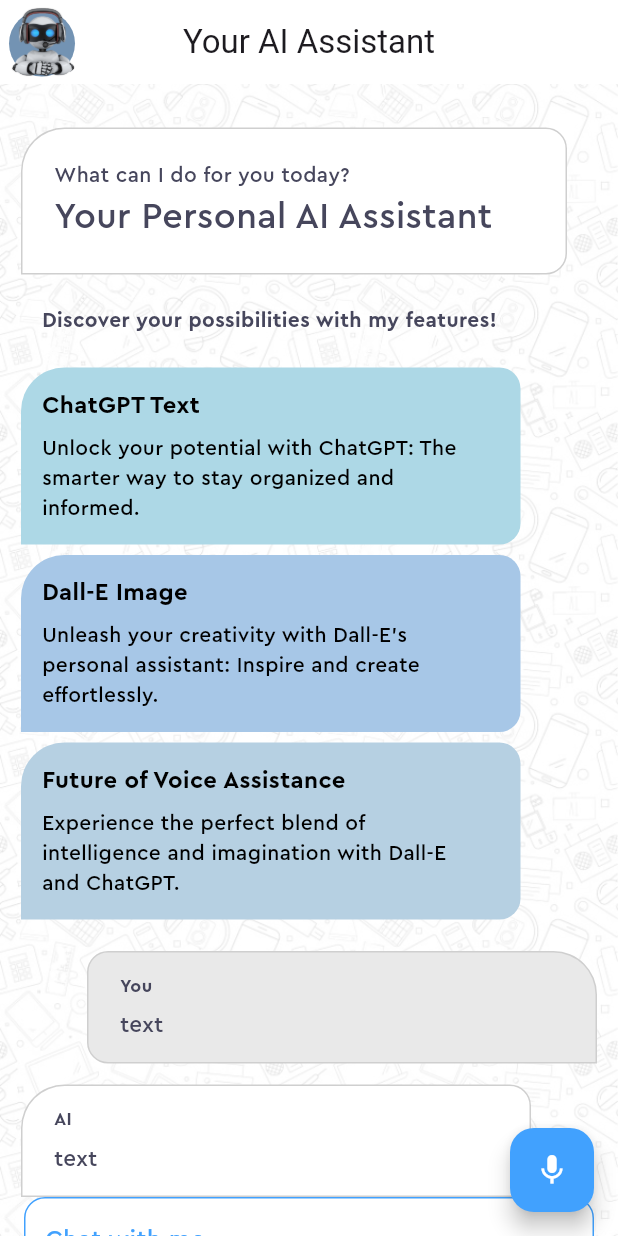
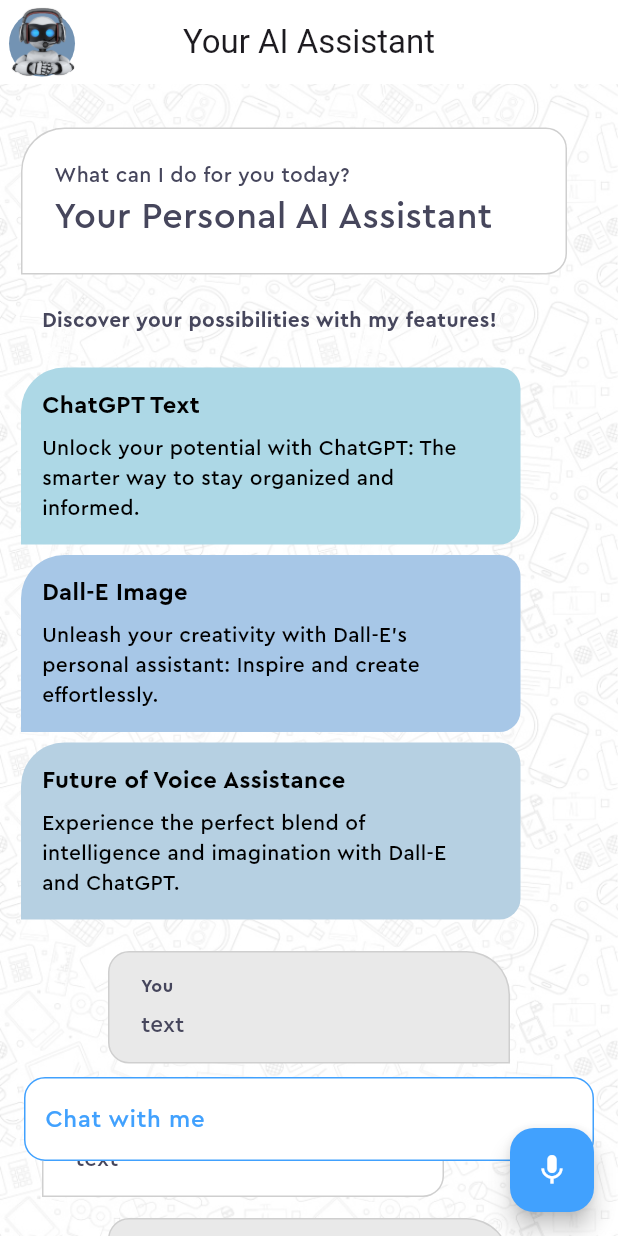
Before and after one commit to barisozgenn/ChatAI-Flutter, a Flutter app: the screen it shows after launch, on a phone screen of 412 x 824 dp. Run offline on Flutter 3.47's test engine with Material 2 defaults, Android fonts, the phone set to English and light mode, and no system bars; our stand-ins replace animate_do, flutter_tts, speech_to_text.

Commit message:
ui changes

```diff
--- a/photo_ml/lib/home_page.dart
+++ b/photo_ml/lib/home_page.dart
@@ -125,9 +125,10 @@
                 image: AssetImage('assets/images/bakcgroundSeamless.png'),
                 fit: BoxFit.cover,
                 opacity: 0.5)),
-        child: Column(
+        child: Stack(
           children: [
             SingleChildScrollView(
+              padding: const EdgeInsets.only(bottom: 129),
               child: Column(
                 children: [
                   // chat buble Container
@@ -258,28 +259,37 @@
                               descriptionText:
                                   'Experience the perfect blend of intelligence and imagination with Dall-E and ChatGPT.',
                             ),
-                          )
+                          ),
+                          const MessageBaloon(
+                              backgroundColor: Pallete.whiteColor,
+                              text: "text",
+                              isAI: false),
+                          const MessageBaloon(
+                              backgroundColor: Pallete.whiteColor,
+                              text: "text",
+                              isAI: true),
+                          const MessageBaloon(
+                              backgroundColor: Pallete.whiteColor,
+                              text: "text",
+                              isAI: false),
+                          const MessageBaloon(
+                              backgroundColor: Pallete.whiteColor,
+                              text: "text",
+                              isAI: true),
                         ],
                       ),
                     ),
                   ),
-                  const MessageBaloon(
-                      backgroundColor: Pallete.whiteColor,
-                      text: "text",
-                      isAI: false),
-                  const MessageBaloon(
-                      backgroundColor: Pallete.whiteColor,
-                      text: "text",
-                      isAI: true),
                 ],
               ),
             ),
-            const Spacer(),
+            // Search Box
             BounceInRight(
               delay: Duration(milliseconds: animDelay * 4),
               child: Container(
                 margin: const EdgeInsets.symmetric(horizontal: 16)
-                    .copyWith(bottom: 45),
+                    .copyWith(bottom: 50),
+                alignment: Alignment.bottomCenter,
                 child: TextFormField(
                   onChanged: (text) {
                     setState(() {
@@ -311,9 +321,6 @@
                 ),
               ),
             ),
-            const SizedBox(
-              height: 5,
-            )
           ],
         ),
       ),
```
